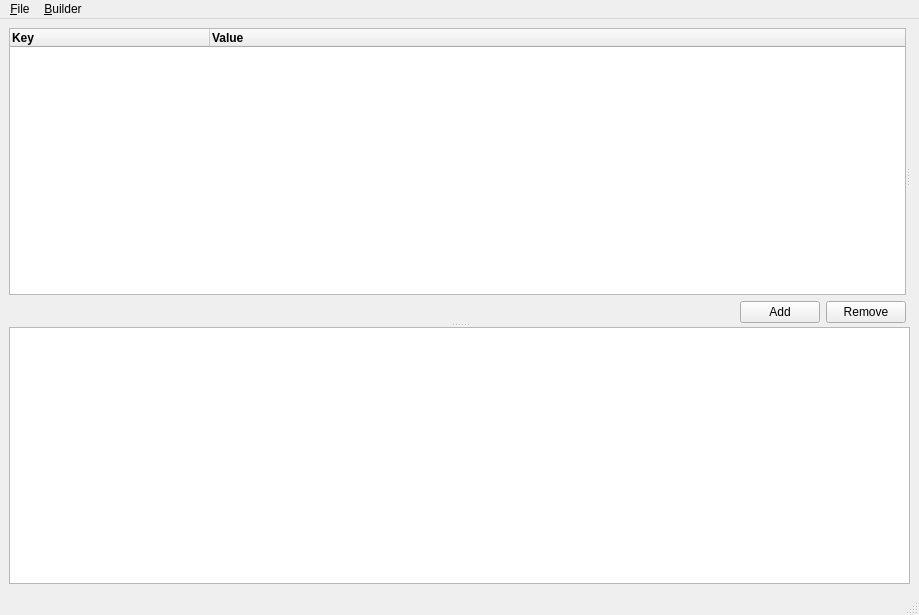
Before: the Qt Designer form jsb2mainwindow.ui in mchurichi/JSB2-GUI, drawn with Qt 5.
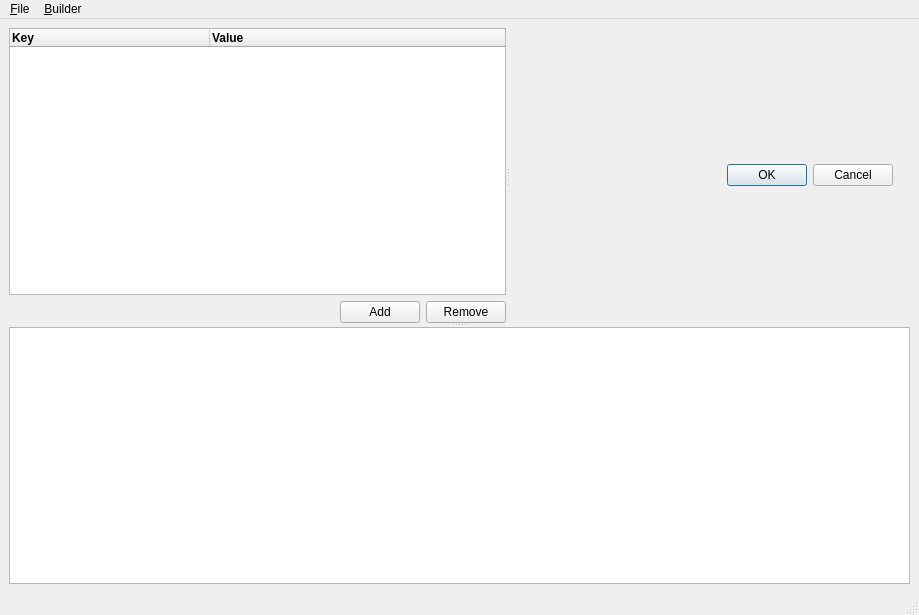
After: the same form once the commit is applied.

Diff of the .ui file:
```diff
--- a/jsb2mainwindow.ui
+++ b/jsb2mainwindow.ui
@@ -113,10 +113,47 @@
         </layout>
        </widget>
        <widget class="QWidget" name="layoutWidget">
-        <layout class="QFormLayout" name="formLayout">
-         <property name="fieldGrowthPolicy">
-          <enum>QFormLayout::AllNonFixedFieldsGrow</enum>
-         </property>
+        <layout class="QVBoxLayout" name="verticalLayout_3">
+         <item>
+          <layout class="QFormLayout" name="formLayout">
+           <property name="fieldGrowthPolicy">
+            <enum>QFormLayout::AllNonFixedFieldsGrow</enum>
+           </property>
+          </layout>
+         </item>
+         <item>
+          <layout class="QHBoxLayout" name="horizontalLayout">
+           <property name="sizeConstraint">
+            <enum>QLayout::SetFixedSize</enum>
+           </property>
+           <item>
+            <spacer name="horizontalSpacer_2">
+             <property name="orientation">
+              <enum>Qt::Horizontal</enum>
+             </property>
+             <property name="sizeHint" stdset="0">
+              <size>
+               <width>40</width>
+               <height>20</height>
+              </size>
+             </property>
+            </spacer>
+           </item>
+           <item>
+            <widget class="QDialogButtonBox" name="buttonBox">
+             <property name="orientation">
+              <enum>Qt::Horizontal</enum>
+             </property>
+             <property name="standardButtons">
+              <set>QDialogButtonBox::Cancel|QDialogButtonBox::Ok</set>
+             </property>
+             <property name="centerButtons">
+              <bool>true</bool>
+             </property>
+            </widget>
+           </item>
+          </layout>
+         </item>
         </layout>
        </widget>
       </widget>
```
